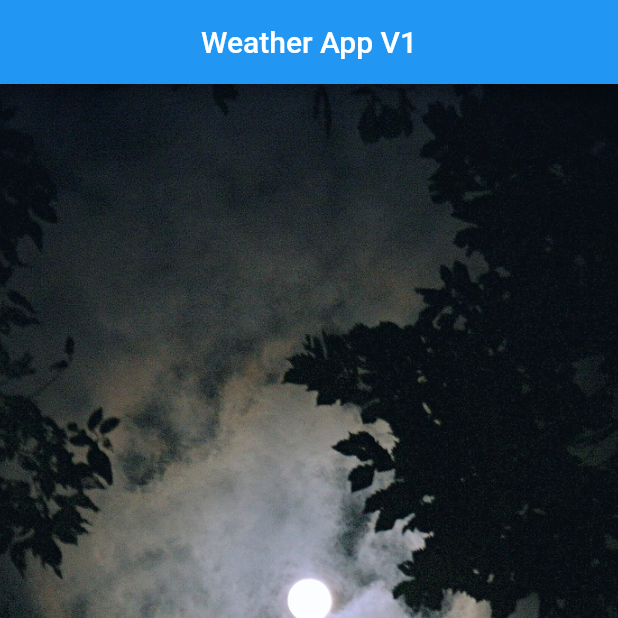
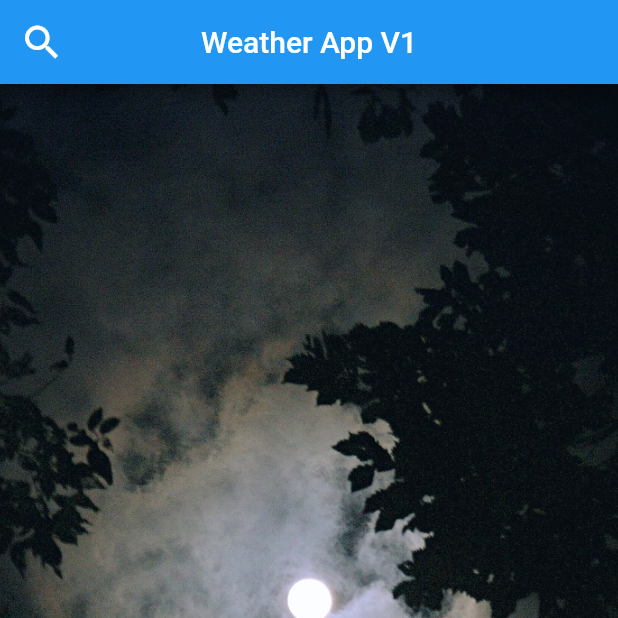
Before and after one commit to cmtanvirulislam/Weather_App_V1, a Flutter app: the screen it shows after launch, on a phone screen of 412 x 824 dp, the top half of it. Run offline on Flutter 3.47's test engine with Material 2 defaults, Android fonts, the phone set to English and light mode, and no system bars; our stand-ins replace google_fonts.

Commit message:
search button created under appbar

```diff
--- a/lib/weather.dart
+++ b/lib/weather.dart
@@ -8,6 +8,9 @@ class WeatherApp extends StatelessWidget {
       appBar: AppBar(
         centerTitle: true,
         title: Text('Weather App V1'),
+        leading: IconButton(
+          icon: Icon(Icons.search,size: 30,color: Colors.white,),
+        ),
       ),
       body: Container(
         child: Stack(
```
